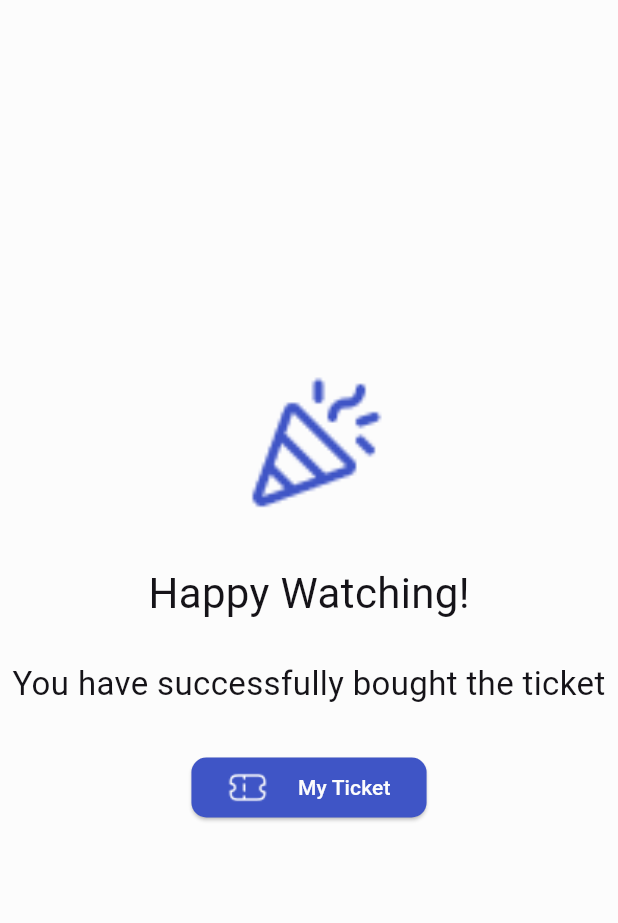
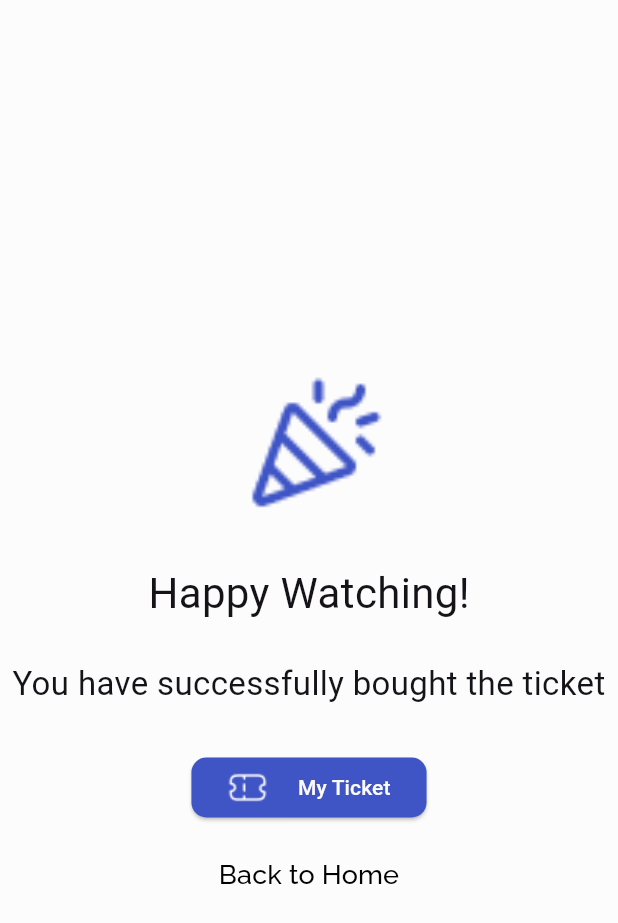
Before and after one commit to Azkina1123/flutix, a Flutter app: the CheckoutPage screen opened directly, after a tap on an icon or button, on a phone screen of 412 x 824 dp. Shown: the top 923 px of the screen. Run offline on Flutter 3.47's test engine with Material 2 defaults, Android fonts, the phone set to English and light mode, and no system bars; our stand-ins replace cloud_firestore, email_validator, equatable, firebase_auth, firebase_core; accounts and stored records are empty; network calls fail.

Commit message:
fix: checkout page

```diff
--- a/lib/ui/pages/checkout_page.dart
+++ b/lib/ui/pages/checkout_page.dart
@@ -112,7 +112,7 @@ class _CheckoutPageState extends State<CheckoutPage> {
                 ),
                 SizedBox(height: 20),
                 Row(
-                  crossAxisAlignment: CrossAxisAlignment.start,
+                  mainAxisAlignment: MainAxisAlignment.spaceBetween,
                   children: [
                     Text(
                       "Ticket",
@@ -123,7 +123,7 @@ class _CheckoutPageState extends State<CheckoutPage> {
                         fontWeight: FontWeight.normal,
                       ),
                     ),
-                    SizedBox(width: 190),
+                    // SizedBox(width: 190),
                     Text(
                       "Price",
                       textAlign: TextAlign.right,
@@ -137,7 +137,7 @@ class _CheckoutPageState extends State<CheckoutPage> {
                 ),
                 SizedBox(height: 3),
                 Row(
-                  crossAxisAlignment: CrossAxisAlignment.start,
+                  mainAxisAlignment: MainAxisAlignment.spaceBetween,
                   children: [
                     Text(
                       "2 Ticket",
@@ -148,7 +148,7 @@ class _CheckoutPageState extends State<CheckoutPage> {
                         fontWeight: FontWeight.normal,
                       ),
                     ),
-                    SizedBox(width: 175),
+                    // SizedBox(width: 175),
                     Text(
                       "IDR 35.000",
                       textAlign: TextAlign.right,
@@ -175,7 +175,7 @@ class _CheckoutPageState extends State<CheckoutPage> {
             crossAxisAlignment: CrossAxisAlignment.start,
             children: [
               const Row(
-                crossAxisAlignment: CrossAxisAlignment.start,
+                mainAxisAlignment: MainAxisAlignment.spaceBetween,
                 children: [
                   Padding(
                     padding: EdgeInsets.only(left: 20),
@@ -189,8 +189,10 @@ class _CheckoutPageState extends State<CheckoutPage> {
                       ),
                     ),
                   ),
-                  SizedBox(width: 120),
-                  Text(
+                  // SizedBox(width: 120),
+                  Padding(
+                    padding: EdgeInsets.only(right: 20),
+                    child: Text(
                       "-10%",
                       textAlign: TextAlign.right,
                       style: TextStyle(
@@ -199,11 +201,12 @@ class _CheckoutPageState extends State<CheckoutPage> {
                         fontWeight: FontWeight.bold,
                       ),
                     ),
+                  ),
                 ],
               ),
               const SizedBox(height: 10),
               const Row(
-                crossAxisAlignment: CrossAxisAlignment.start,
+                mainAxisAlignment: MainAxisAlignment.spaceBetween,
                 children: [
                   Padding(
                     padding: EdgeInsets.only(left: 20),
@@ -217,14 +220,17 @@ class _CheckoutPageState extends State<CheckoutPage> {
                       ),
                     ),
                   ),
-                  SizedBox(width: 200),
-                  Text(
+                  // SizedBox(width: 200),
+                  Padding(
+                    padding: EdgeInsets.only(right: 20),
+                    child: Text(
                       "IDR 63.000",
                       textAlign: TextAlign.right,
                       style: TextStyle(
                         color: Colors.black,
                         fontSize: 20,
                         fontWeight: FontWeight.bold,
+                      ),
                     ),
                   ),
                 ],
--- a/lib/ui/pages/success_checkout_page.dart
+++ b/lib/ui/pages/success_checkout_page.dart
@@ -30,8 +30,8 @@ class _SuccessCheckoutPageState extends State<SuccessCheckoutPage> {
             Column(
               children: [
                 const Padding(
-                  padding: EdgeInsets.only(
-                      left: 85, right: 85, top: 25, bottom: 0),
+                  padding:
+                      EdgeInsets.only(left: 85, right: 85, top: 25, bottom: 0),
                   child: Text(
                     "Happy Watching!",
                     style: TextStyle(fontSize: 28),
@@ -70,18 +70,16 @@ class _SuccessCheckoutPageState extends State<SuccessCheckoutPage> {
                 ),
                 const SizedBox(height: 10),
                 TextButton(
+                  child: const Text("Back to Home",
+                      textAlign: TextAlign.center,
+                      style: TextStyle(
+                          color: Colors.black,
+                          fontSize: 18,
+                          fontFamily: 'Raleway')),
                   onPressed: () {
-                    Navigator.push(
-                      context,
-                      MaterialPageRoute(
-                        builder: (context) => MainPage(),
-                      ),
-                    );
+                    Navigator.push(context,
+                        MaterialPageRoute(builder: (context) => MainPage()));
                   },
-                  child: const Text(
-                    "Back to Home",
-                    style: TextStyle(fontSize: 18),
-                  ),
                 ),
               ],
             ),
```
Also changed, not shown: lib/ui/pages/detail_ticket_page.dart (+12 -15 lines), lib/ui/pages/schedule_place_page.dart (+6 -6 lines). Lines whose indentation alone changed are shown as unchanged.
